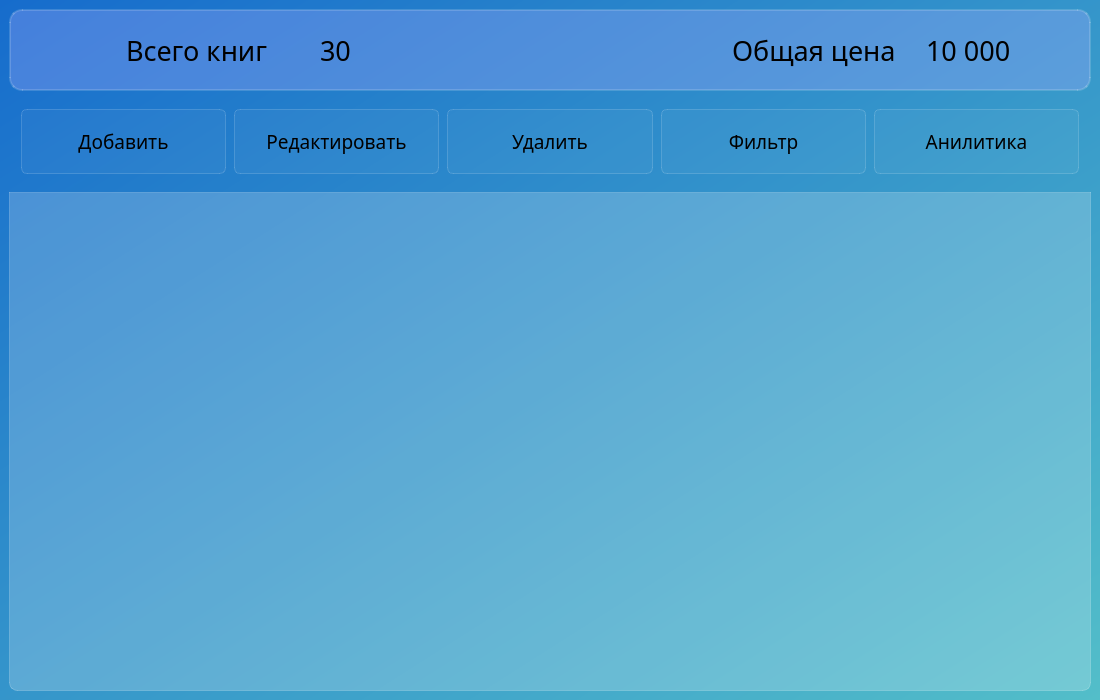
Old version of the form main.ui in the repository Eliot-Y/BookTrack.
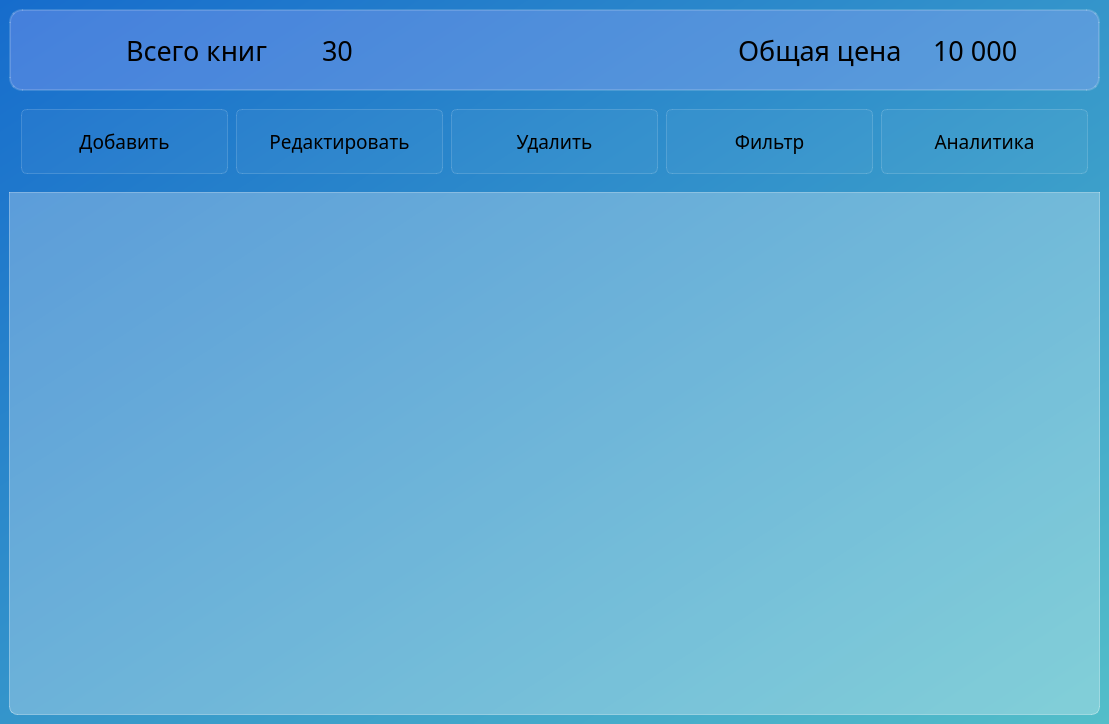
New version of the form. Icons and pictures are not drawn.

Commit message: fixing the tableview widget, added deletion of several lines.

```diff
--- a/main.ui
+++ b/main.ui
@@ -6,8 +6,8 @@
    <rect>
     <x>0</x>
     <y>0</y>
-    <width>1100</width>
-    <height>700</height>
+    <width>1109</width>
+    <height>724</height>
    </rect>
   </property>
   <property name="windowTitle">
@@ -461,7 +461,7 @@
 }</string>
          </property>
          <property name="text">
-          <string>Анилитика</string>
+          <string>Аналитика</string>
          </property>
          <property name="icon">
           <iconset resource="res-rc.qrc">
@@ -480,46 +480,43 @@
     </item>
     <item>
      <widget class="QTableView" name="tableView">
-      <property name="maximumSize">
-       <size>
-        <width>10000</width>
-        <height>10000</height>
-       </size>
-      </property>
       <property name="font">
        <font>
-        <family>Microsoft JhengHei UI Light</family>
-        <pointsize>7</pointsize>
-        <weight>50</weight>
-        <bold>false</bold>
+        <family>Microsoft YaHei UI Light</family>
+        <pointsize>16</pointsize>
+        <stylestrategy>PreferDefault</stylestrategy>
        </font>
       </property>
       <property name="styleSheet">
        <string notr="true">QTableView{
-border: 1px solid rgba(255, 255, 255, 50);
-background-color: rgba(255, 255, 255, 50);
+border: 1px solid rgba(255, 255, 255, 90);
+background-color: rgba(255, 255, 255, 70);
 border-bottom-left-radius: 8px;
 border-bottom-right-radius: 8px; 
 }
 
-QTableView::section{
-border: none;
-background-color: rgba(36, 42, 132);
-color: rgba(255, 255, 255);
+QHeaderView::section {
+background-color: rgb(0, 159, 203);
+border: 1px solid rgba(255, 255, 255, 100);
 height: 50px;
-font-size: 14pt;
+font-size: 18pt;
+font: 25 18pt &quot;Microsoft YaHei UI Light&quot;;
 }
 
-QTableView::item{
-border-style: none ;
-height: px;
-font-size: 14pt;
+QTableView::item {
+    border-style: none;
+    border-bottom: 1px solid rgba(255,255,255,50);
+    border-right: 1px solid rgba(255,255,255,50);
+
 }
 
-QTableView::item:select{
-border: none;
-background-color: rgba(255, 255, 255, 50);
-}</string>
+QTableView::item:selected{
+    border:  rgba(255, 255, 255, 90);
+    background-color: rgba(255, 255, 255, 70);
+}
+
+
+</string>
       </property>
       <property name="verticalScrollBarPolicy">
        <enum>Qt::ScrollBarAlwaysOff</enum>
@@ -527,11 +524,26 @@
       <property name="horizontalScrollBarPolicy">
        <enum>Qt::ScrollBarAlwaysOff</enum>
       </property>
+      <property name="sizeAdjustPolicy">
+       <enum>QAbstractScrollArea::AdjustToContents</enum>
+      </property>
+      <property name="textElideMode">
+       <enum>Qt::ElideRight</enum>
+      </property>
       <property name="showGrid">
        <bool>false</bool>
       </property>
+      <property name="sortingEnabled">
+       <bool>true</bool>
+      </property>
       <attribute name="horizontalHeaderDefaultSectionSize">
-       <number>135</number>
+       <number>155</number>
+      </attribute>
+      <attribute name="horizontalHeaderStretchLastSection">
+       <bool>true</bool>
+      </attribute>
+      <attribute name="verticalHeaderVisible">
+       <bool>false</bool>
       </attribute>
      </widget>
     </item>
```
Left out of the diff: 1 changed line with no effect on the pictures.
